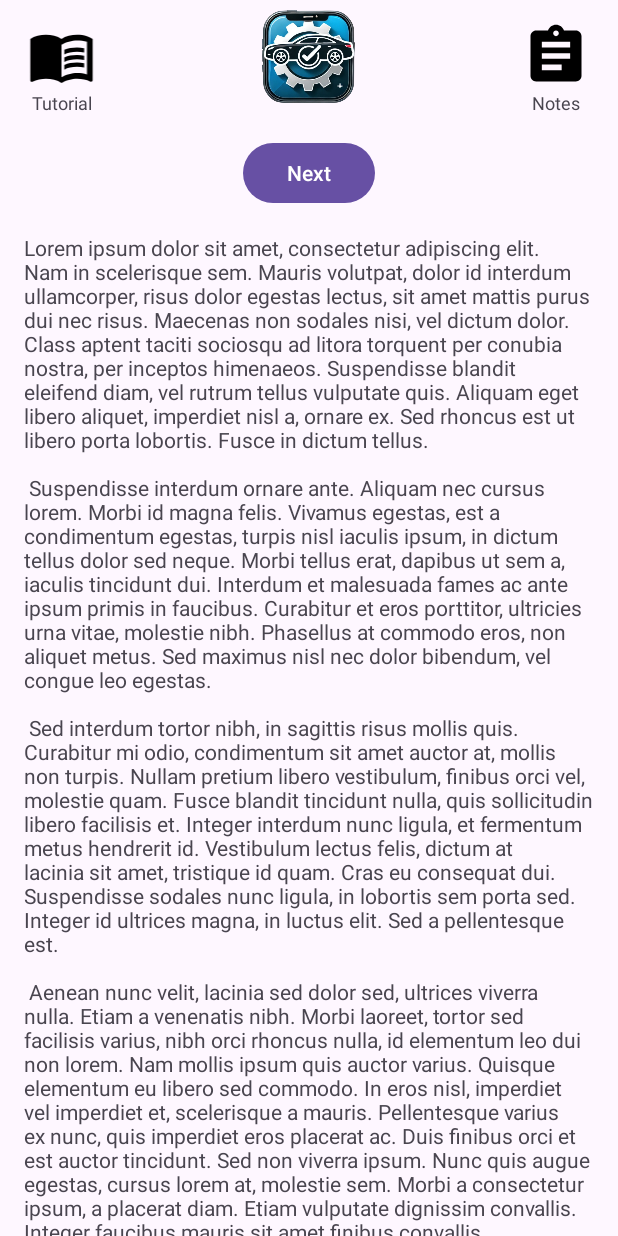
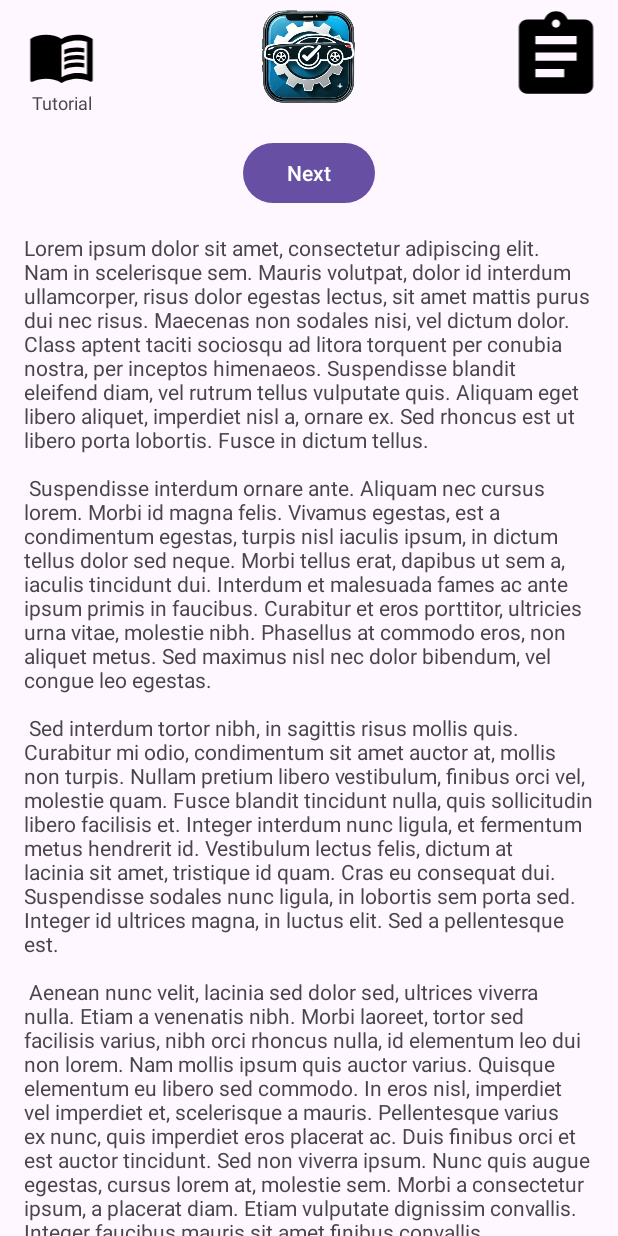
Before and after one commit to siddharth122pathak/CarMaintenanceTracker, an Android app: the screen it shows after launch (MainActivity), on a phone screen of 412 x 824 dp. Run offline under Robolectric (Android 15) with nearby library versions, the phone set to English and light mode, and no system bars; 5 statements that could not run were skipped.

Commit message:
progressing through the Home Screen Coding. First checkpoint I wanted to get to.

```diff
--- a/app/src/main/java/com/example/carmaintenancetracker/MainActivity.java
+++ b/app/src/main/java/com/example/carmaintenancetracker/MainActivity.java
@@ -1,63 +1,37 @@
 package com.example.carmaintenancetracker;
 
 import android.os.Bundle;
-import com.google.android.material.snackbar.Snackbar;
+import android.app.AlertDialog;
+import android.content.DialogInterface;
+import android.view.View;
+import android.widget.Button;
+import android.widget.ImageButton;
+import android.widget.TextView;
 import androidx.appcompat.app.AppCompatActivity;
-import android.view.View;
-import androidx.navigation.NavController;
-import androidx.navigation.Navigation;
-import androidx.navigation.ui.AppBarConfiguration;
-import androidx.navigation.ui.NavigationUI;
-import com.example.carmaintenancetracker.databinding.ActivityMainBinding;
-
-import android.view.Menu;
-import android.view.MenuItem;
 
 public class MainActivity extends AppCompatActivity {
 
-    private AppBarConfiguration appBarConfiguration;
-    private ActivityMainBinding binding;
+    //Declare UI components
+    private TextView mileageText;               //Display the current mileage
+    private Button notificationToggleButton;    //Button to toggle notifications on/off
+    private View notificationBar;               //Visual bar that shows notification status (green or red)
+    private boolean notificationsOn = true;     //Boolean to track notification status (default: on)
 
     @Override
     protected void onCreate(Bundle savedInstanceState) {
         super.onCreate(savedInstanceState);
+        setContentView(R.layout.activity_main);
 
-        binding = ActivityMainBinding.inflate(getLayoutInflater());
-        setContentView(binding.getRoot());
+        //Initialize UI components from layout
+        milageText = findViewById(R.id.mileage_Text);
+        notificationToggleButton = findViewById(R.id.notification_toggle_button);
+        notificationBar = findViewById(R.id.notification_bar);
 
-        setSupportActionBar(binding.toolbar);
+        //Set up Tutorial Button click listener
+        ImageButton tutorialButton = findViewById(R.id.tutorial_button);
+        tutorialButton.setOnClickListener(view -> showTutorialDialog());
 
-        NavController navController = Navigation.findNavController(this, R.id.nav_host_fragment_content_main);
-        appBarConfiguration = new AppBarConfiguration.Builder(navController.getGraph()).build();
-        NavigationUI.setupActionBarWithNavController(this, navController, appBarConfiguration);
-    }
+        //Set up Home Button click listener
 
-    @Override
-    public boolean onCreateOptionsMenu(Menu menu) {
-        // Inflate the menu; this adds items to the action bar if it is present.
-        getMenuInflater().inflate(R.menu.menu_main, menu);
-        return true;
-    }
-
-    @Override
-    public boolean onOptionsItemSelected(MenuItem item) {
-        // Handle action bar item clicks here. The action bar will
-        // automatically handle clicks on the Home/Up button, so long
-        // as you specify a parent activity in AndroidManifest.xml.
-        int id = item.getItemId();
-
-        //noinspection SimplifiableIfStatement
-        if (id == R.id.action_settings) {
-            return true;
-        }
-
-        return super.onOptionsItemSelected(item);
-    }
-
-    @Override
-    public boolean onSupportNavigateUp() {
-        NavController navController = Navigation.findNavController(this, R.id.nav_host_fragment_content_main);
-        return NavigationUI.navigateUp(navController, appBarConfiguration)
-                || super.onSupportNavigateUp();
     }
 }
--- a/app/src/main/res/layout/activity_main.xml
+++ b/app/src/main/res/layout/activity_main.xml
@@ -50,7 +50,7 @@
                         android:layout_height="wrap_content" android:layout_weight="20"/>
                 <ImageView
                         android:layout_width="match_parent"
-                        android:layout_height="0dp" app:srcCompat="@drawable/baseline_assignment_24"
+                        android:layout_height="52dp" app:srcCompat="@drawable/baseline_assignment_24"
                         android:id="@+id/imageView7" android:layout_weight="60"
                 />
                 <TextView
```
